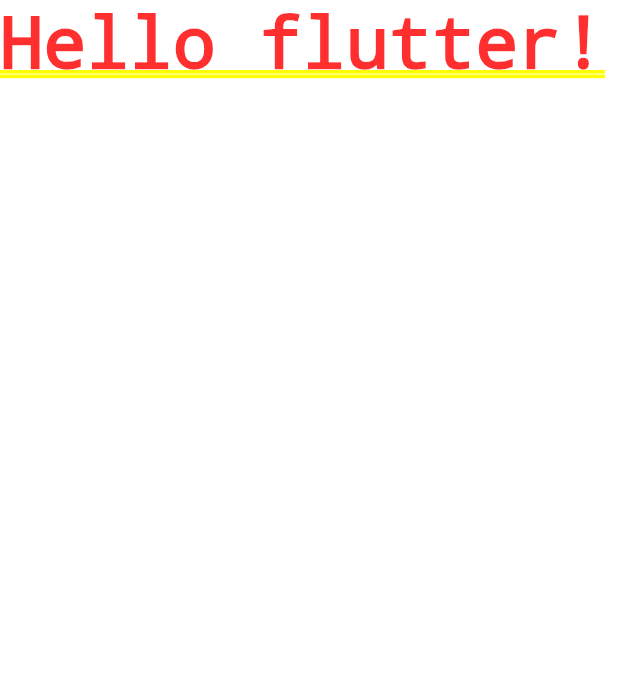
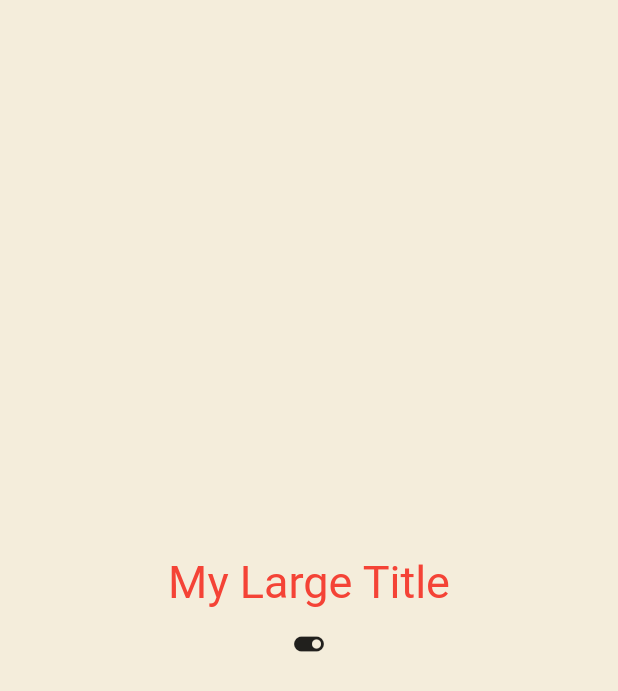
Before and after one commit to PIN-devel/flutter-test, a Flutter app: the screen it shows after launch, on a phone screen of 412 x 824 dp. Shown: the top 691 px of the screen. Run offline on Flutter 3.47's test engine with Material 2 defaults, Android fonts, the phone set to English and light mode, and no system bars.

```diff
--- a/lib/main.dart
+++ b/lib/main.dart
@@ -4,13 +4,84 @@ void main() {
   runApp(const App());
 }
 
-class App extends StatelessWidget {
+class App extends StatefulWidget {
   const App({super.key});
 
   @override
+  State<App> createState() => _AppState();
+}
+
+class _AppState extends State<App> {
+  bool showTitle = true;
+  void toggleTitle() {
+    setState(() {
+      showTitle = !showTitle;
+    });
+  }
+
+  @override
   Widget build(BuildContext context) {
-    return const MaterialApp(
-      home: Text('Hello flutter!'),
+    return MaterialApp(
+      theme: ThemeData(
+        textTheme: const TextTheme(
+          titleLarge: TextStyle(color: Colors.red),
+        ),
+      ),
+      home: Scaffold(
+        backgroundColor: const Color(0xFFF4EDDB),
+        body: Center(
+          child: Column(
+            mainAxisAlignment: MainAxisAlignment.center,
+            children: [
+              showTitle
+                  ? const MyLargeTitle()
+                  : const Text(
+                      'off',
+                      style: TextStyle(fontSize: 30),
+                    ),
+              IconButton(
+                onPressed: toggleTitle,
+                icon: Icon(showTitle ? Icons.toggle_on : Icons.toggle_off),
+              )
+            ],
+          ),
+        ),
+      ),
     );
   }
 }
+
+class MyLargeTitle extends StatefulWidget {
+  const MyLargeTitle({
+    super.key,
+  });
+
+  @override
+  State<MyLargeTitle> createState() => _MyLargeTitleState();
+}
+
+class _MyLargeTitleState extends State<MyLargeTitle> {
+  @override
+  void initState() {
+    super.initState();
+    print('initState!');
+  }
+
+  @override
+  void dispose() {
+    super.dispose();
+    print('dispose!');
+  }
+
+  @override
+  Widget build(BuildContext context) {
+    print('build!');
+    return Text(
+      'My Large Title',
+      style: TextStyle(
+        fontSize: 30,
+        color: Theme.of(context).textTheme.titleLarge?.color,
+      ),
+    );
+  }
+}
```
